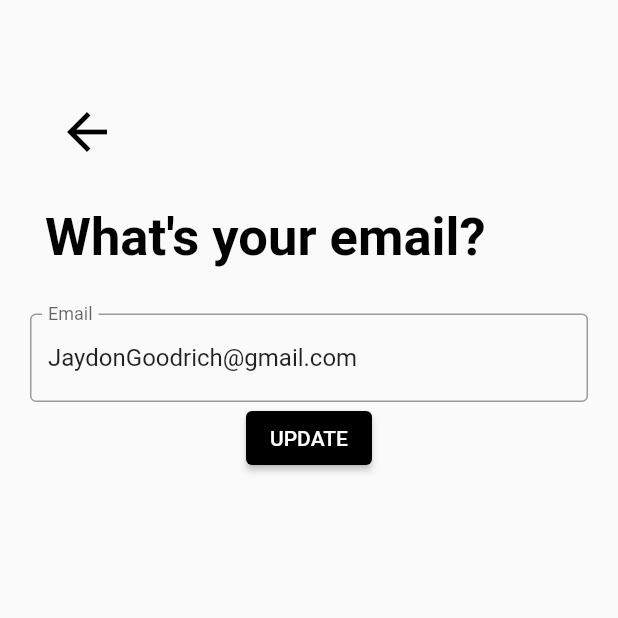
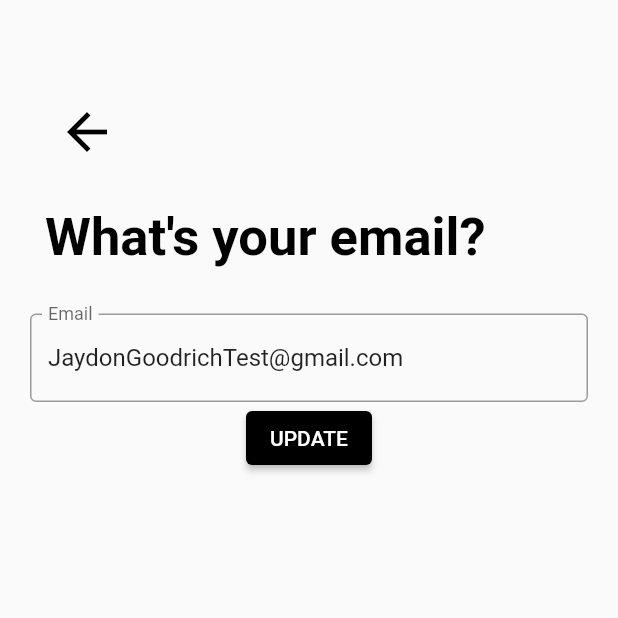
Before and after one commit to Jaydon-Goodrich/mobile-profile-challenge, a Flutter app: the screen it shows after launch, after a tap on "Email", on a phone screen of 412 x 824 dp, the top half of it. Run offline on Flutter 3.47's test engine with Material 2 defaults, Android fonts, the phone set to English and light mode, and no system bars; our stand-ins replace image_picker.

Commit message:
finished result

```diff
--- a/mobile/lib/editImage.dart
+++ b/mobile/lib/editImage.dart
@@ -1,8 +1,6 @@
 import 'package:flutter/material.dart';
 import 'dart:io';
 import 'package:image_picker/image_picker.dart';
-import 'package:flutter/services.dart' show rootBundle;
-import 'package:path_provider/path_provider.dart';
 
 class EditImagePage extends StatefulWidget {
   final editImage;
--- a/mobile/lib/main.dart
+++ b/mobile/lib/main.dart
@@ -34,8 +34,8 @@ class MyHomePage extends StatefulWidget {
 class _MyHomePageState extends State<MyHomePage> {
   var dataObj = {
     'name': 'Jaydon Goodrich',
-    'phone': '(801) 673-5586',
-    'email': 'JaydonGoodrich@gmail.com',
+    'phone': '(801) 123-4567',
+    'email': 'JaydonGoodrichTest@gmail.com',
     'about_me': 'This is a little about me and who I am.'
   };
 
```
Also changed, not shown: 1 other file.
